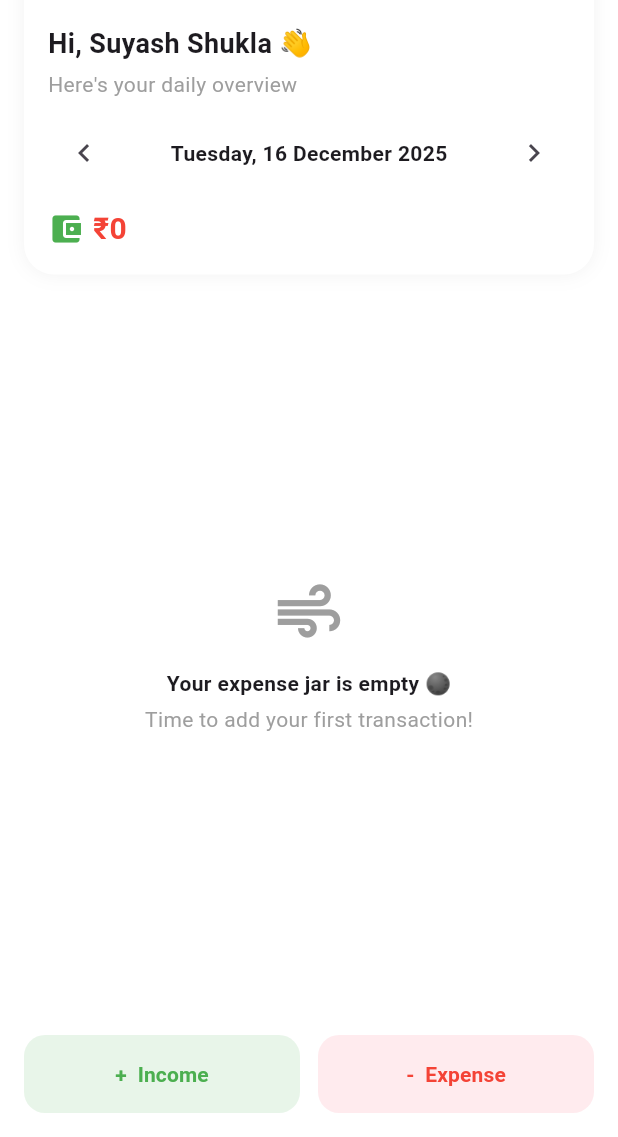
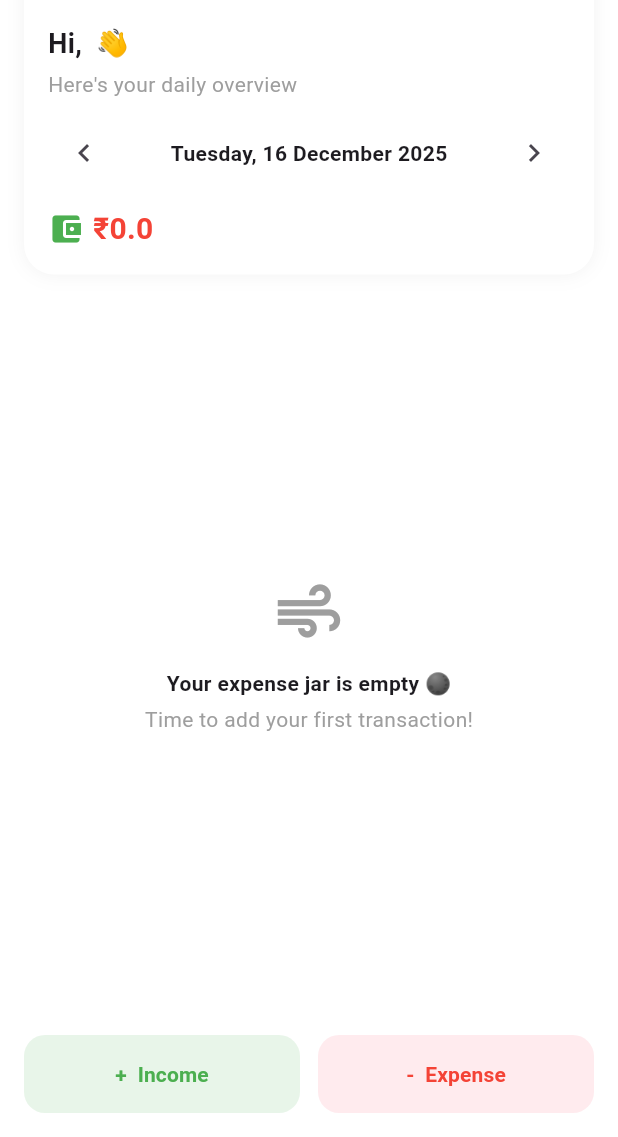
Before and after one commit to suyashshukla/exma-mobile, a Flutter app: the screen it shows once a user with an empty profile is signed in, after a tap on the "chevron left" icon, on a phone screen of 412 x 824 dp, the part 99-1236 px from its top. Run offline on Flutter 3.47's test engine with Material 3 defaults, Android fonts, the phone set to English and light mode, and no system bars; our stand-ins replace cloud_firestore, firebase_auth, firebase_core, google_sign_in; accounts and stored records are empty.

```diff
--- a/lib/home.dart
+++ b/lib/home.dart
@@ -1,3 +1,8 @@
+import 'package:exma/models/enums.dart';
+import 'package:exma/models/expense.dart';
+import 'package:exma/services/expense-service.dart';
+import 'package:exma/widgets/expense-tile.dart';
+import 'package:firebase_auth/firebase_auth.dart';
 import 'package:flutter/material.dart';
 import 'package:intl/intl.dart';
 
@@ -10,18 +15,39 @@ class Home extends StatefulWidget {
 
 class _HomeState extends State<Home> {
   DateTime selectedDate = DateTime.now();
+  var user = FirebaseAuth.instance.currentUser;
+  var expenseService = ExpenseService();
+  List<Expense> expensesAsOnSelectedFrequency = [];
+  double totalBalance = 0;
 
   void _changeDate(int days) {
+    var updatedDate = selectedDate.add(Duration(days: days));
+    expenseService.getExpensesForUser(selectedDate).then((data) {
       setState(() {
-      selectedDate = selectedDate.add(Duration(days: days));
+        selectedDate = updatedDate;
+        expensesAsOnSelectedFrequency = data;
+        setCurrentBalance();
       });
+    });
+  }
+
+  void setCurrentBalance() {
+    for (var item in expensesAsOnSelectedFrequency) {
+      totalBalance =
+          totalBalance +
+          (item.type == TransactionType.CREDIT ? item.amount : -item.amount);
+    }
+  }
+
+  @override
+  void initState() {
+    super.initState();
+    _changeDate(0);
   }
 
   @override
   Widget build(BuildContext context) {
-    final formattedDate =
-    DateFormat('EEEE, d MMMM yyyy').format(selectedDate);
-
+    final formattedDate = DateFormat('EEEE, d MMMM yyyy').format(selectedDate);
     return Scaffold(
       backgroundColor: Colors.white,
       body: SafeArea(
@@ -39,7 +65,7 @@ class _HomeState extends State<Home> {
                     BoxShadow(
                       color: Colors.black.withOpacity(0.05),
                       blurRadius: 10,
-                    )
+                    ),
                   ],
                 ),
                 child: Column(
@@ -50,8 +76,7 @@ class _HomeState extends State<Home> {
                       children: [
                         Row(
                           children: const [
-                            Icon(Icons.check_circle,
-                                color: Colors.green),
+                            Icon(Icons.check_circle, color: Colors.green),
                             SizedBox(width: 6),
                             Text(
                               "exma",
@@ -69,7 +94,7 @@ class _HomeState extends State<Home> {
                             borderRadius: BorderRadius.circular(10),
                           ),
                           child: const Icon(Icons.logout, size: 18),
-                        )
+                        ),
                       ],
                     ),
 
@@ -77,9 +102,9 @@ class _HomeState extends State<Home> {
 
                     // GREETING
                     Row(
-                      children: const [
+                      children: [
                         Text(
-                          "Hi, Suyash Shukla 👋",
+                          "Hi, ${user?.displayName} 👋",
                           style: TextStyle(
                             fontSize: 18,
                             fontWeight: FontWeight.w600,
@@ -109,9 +134,7 @@ class _HomeState extends State<Home> {
                         ),
                         Text(
                           formattedDate,
-                          style: const TextStyle(
-                            fontWeight: FontWeight.w600,
-                          ),
+                          style: const TextStyle(fontWeight: FontWeight.w600),
                         ),
                         IconButton(
                           onPressed: () => _changeDate(1),
@@ -125,12 +148,11 @@ class _HomeState extends State<Home> {
                     // BALANCE
                     Row(
                       mainAxisAlignment: MainAxisAlignment.start,
-                      children: const [
-                        Icon(Icons.account_balance_wallet,
-                            color: Colors.green),
+                      children: [
+                        Icon(Icons.account_balance_wallet, color: Colors.green),
                         SizedBox(width: 6),
                         Text(
-                          "₹0",
+                          "₹$totalBalance",
                           style: TextStyle(
                             fontSize: 20,
                             color: Colors.red,
@@ -143,14 +165,13 @@ class _HomeState extends State<Home> {
                 ),
               ),
             ),
-
-            const Spacer(),
-
             // ✅ EMPTY STATE
-            Column(
+            Expanded(
+              child: expensesAsOnSelectedFrequency.isEmpty
+                  ? Column(
                       children: const [
-                Icon(Icons.air_outlined,
-                    size: 50, color: Colors.grey),
+                        Spacer(),
+                        Icon(Icons.air_outlined, size: 50, color: Colors.grey),
                         SizedBox(height: 12),
                         Text(
                           "Your expense jar is empty 🌑",
@@ -161,11 +182,16 @@ class _HomeState extends State<Home> {
                           "Time to add your first transaction!",
                           style: TextStyle(color: Colors.grey),
                         ),
+                        Spacer(),
                       ],
+                    )
+                  : ListView.builder(
+                      itemCount: expensesAsOnSelectedFrequency.length,
+                      itemBuilder: (context, index) => TransactionTile(
+                        expense: expensesAsOnSelectedFrequency[index],
                       ),
-
-            const Spacer(),
-
+                    ),
+            ),
             // ✅ BOTTOM BUTTONS
             Padding(
               padding: const EdgeInsets.all(16),
--- a/lib/login.dart
+++ b/lib/login.dart
@@ -104,7 +104,6 @@ class Login extends StatelessWidget {
   }
 
   handleMicrosoftSignIn() {}
-
   Future<void> handleGoogleSignIn(BuildContext context) async {
     var userCredential = await AuthService.signInWithGoogle();
     if (userCredential != null) {
--- a/lib/main.dart
+++ b/lib/main.dart
@@ -1,17 +1,19 @@
 import 'package:exma/auth-wrapper.dart';
-import 'package:exma/home.dart';
-import 'package:exma/login.dart';
-import 'package:exma/services/auth-service.dart';
 import 'package:firebase_core/firebase_core.dart';
+import 'package:flutter/foundation.dart';
 import 'package:flutter/material.dart';
 
 Future<void> main() async {
   try {
     WidgetsFlutterBinding.ensureInitialized(); // ✅ REQUIRED
     await Firebase.initializeApp();
-    print("🔥 Firebase connected!");
+    if (kDebugMode) {
+      print("🔥 Firebase connected!");
+    }
   } catch (e) {
-    print("❌ Firebase error: $e");
+    if (kDebugMode) {
+      print("❌ Firebase error: $e");
+    }
   }
   runApp(const MyApp());
 }
@@ -67,6 +69,7 @@ class MyHomePage extends StatefulWidget {
 
 class _MyHomePageState extends State<MyHomePage> {
   int _counter = 0;
+  bool isLoading = false;
 
   void _incrementCounter() {
     setState(() {
@@ -79,6 +82,17 @@ class _MyHomePageState extends State<MyHomePage> {
     });
   }
 
+  void setLoader(bool isLoading) {
+    setState(() {
+      // This call to setState tells the Flutter framework that something has
+      // changed in this State, which causes it to rerun the build method below
+      // so that the display can reflect the updated values. If we changed
+      // _counter without calling setState(), then the build method would not be
+      // called again, and so nothing would appear to happen.
+      isLoading = isLoading;
+    });
+  }
+
   @override
   Widget build(BuildContext context) {
     // This method is rerun every time setState is called, for instance as done
@@ -88,21 +102,12 @@ class _MyHomePageState extends State<MyHomePage> {
     // fast, so that you can just rebuild anything that needs updating rather
     // than having to individually change instances of widgets.
     return Scaffold(
-      body: AuthWrapper(),
+      body: Stack(
+        children: [
+          AuthWrapper(),
+          isLoading ? Center(child: CircularProgressIndicator()) : Container(),
+        ],
+      ),
     );
   }
-
-  handleMicrosoftSignIn() {
-
-  }
-
-  Future<void> handleGoogleSignIn() async {
-    var userCredential = await AuthService.signInWithGoogle();
-    if (userCredential != null) {
-      Navigator.push(
-        context,
-        MaterialPageRoute(builder: (context) => new Home()),
-      );
-    }
-  }
 }
--- a/lib/models/expense.dart
+++ b/lib/models/expense.dart
@@ -1,3 +1,5 @@
+import 'package:cloud_firestore/cloud_firestore.dart';
+
 import 'enums.dart';
 
 class Expense {
@@ -30,7 +32,7 @@ class Expense {
       type: TransactionType.values.byName(json['type']),
       category: ExpenseCategory.values.byName(json['category']),
       amount: (json['amount'] as num).toDouble(),
-      timestamp: DateTime.parse(json['timestamp']),
+      timestamp: json['timestamp'],
       source: ExpenseSource.values.byName(json['source']),
       title: json['title'],
       userId: json['userId'],
@@ -44,7 +46,7 @@ class Expense {
       'type': type.name,
       'category': category.name,
       'amount': amount,
-      'timestamp': timestamp.toIso8601String(),
+      'timestamp':Timestamp.fromDate(timestamp),
       'source': source.name,
       'title': title,
       'userId': userId,
--- a/lib/services/expense-service.dart
+++ b/lib/services/expense-service.dart
@@ -5,9 +5,9 @@ import '../models/enums.dart';
 
 class ExpenseService {
   final FirebaseFirestore _firestore = FirebaseFirestore.instance;
-  final FirebaseAuth firebaseAuth;
+  final FirebaseAuth firebaseAuth = FirebaseAuth.instance;
 
-  ExpenseService(this.firebaseAuth);
+  ExpenseService();
 
   /// ✅ Save or Update Expense
   Future<void> saveExpense(Expense expense) async {
--- a/pubspec.yaml
+++ b/pubspec.yaml
@@ -39,6 +39,7 @@ dependencies:
   cloud_firestore: ^6.1.0
   google_sign_in: ^7.2.0
   intl: ^0.19.0
+  flutter_launcher_icons: ^0.13.1
 
 dev_dependencies:
   flutter_test:
@@ -91,3 +92,8 @@ flutter:
   #
   # For details regarding fonts from package dependencies,
   # see https://flutter.dev/to/font-from-package
+flutter_launcher_icons:
+  android: true
+  ios: true
+  adaptive_icon_background: "#FFFFFF"
+  image_path: "assets/exma-logo-cropped.png"
```
Also changed, not shown: lib/widgets/expense-tile.dart (added, +99 -0 lines), pubspec.lock, 21 other files. Lines whose indentation alone changed are shown as unchanged.
